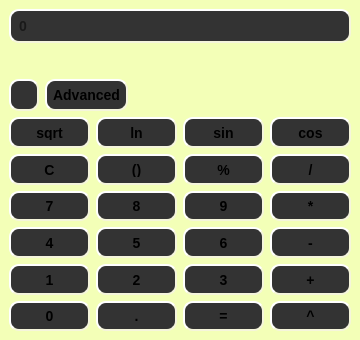
First picture: the form in calculator.ui, repository Hov1122/QtCalculator, before the edit.
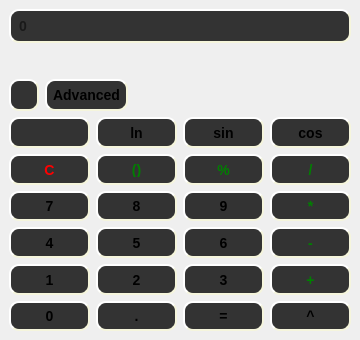
Second picture: the form after the edit. Icons and pictures are not drawn.

```diff
--- a/calculator.ui
+++ b/calculator.ui
@@ -44,8 +44,10 @@
    <bool>false</bool>
   </property>
   <property name="styleSheet">
-   <string notr="true">background-color: rgb(243, 255, 183);
-</string>
+   <string notr="true">background: qlineargradient(
+        x1:0, y1:0, x2:320, y2:360,
+       stop: 0 #cfbf00, stop: 1 #b9cf05
+        );</string>
   </property>
   <property name="tabShape">
    <enum>QTabWidget::Rounded</enum>
@@ -378,6 +380,7 @@
      background-color: #333;
     border-style: outset;
     border-width: 2px;
+	color: green;
     border-radius: 10px;
     border-color: beige;
     font: bold 14px;
@@ -455,6 +458,7 @@
      background-color: #333;
     border-style: outset;
     border-width: 2px;
+	color: green;
     border-radius: 10px;
     border-color: beige;
     font: bold 14px;
@@ -492,6 +496,7 @@
      background-color: #333;
     border-style: outset;
     border-width: 2px;
+	color: green;
     border-radius: 10px;
     border-color: beige;
     font: bold 14px;
@@ -529,6 +534,7 @@
      background-color: #333;
     border-style: outset;
     border-width: 2px;
+	color: green;
     border-radius: 10px;
     border-color: beige;
     font: bold 14px;
@@ -566,6 +572,7 @@
      background-color: #333;
     border-style: outset;
     border-width: 2px;
+	color: green;
     border-radius: 10px;
     border-color: beige;
     font: bold 14px;
@@ -643,6 +650,7 @@
     border-radius: 10px;
     border-color: beige;
     font: bold 14px;
+	color: red;
     padding: 6px;
 background: qradialgradient(
         cx: 0.3, cy: -0.4, fx: 0.3, fy: -0.4,
@@ -788,6 +796,7 @@
      background-color: #333;
     border-style: outset;
     border-width: 2px;
+	color: green;
     border-radius: 10px;
     border-color: beige;
     font: bold 14px;
@@ -894,7 +903,11 @@
     }</string>
           </property>
           <property name="text">
-           <string>sqrt</string>
+           <string/>
+          </property>
+          <property name="icon">
+           <iconset resource="resources.qrc">
+            <normaloff>:/pre/images/sqrt-icon.png</normaloff>:/pre/images/sqrt-icon.png</iconset>
           </property>
          </widget>
         </item>
@@ -1097,7 +1110,10 @@
     border-color: beige;
     font: bold 14px;
     padding: 6px;
-
+background: qradialgradient(
+        cx: 0.3, cy: -0.4, fx: 0.3, fy: -0.4,
+        radius: 1.35, stop: 0 #4af76a, stop: 1 #39cc54
+        );
     }
 
 QPushButton:hover {
```
Left out of the diff: 56 changed lines with no effect on the pictures.
